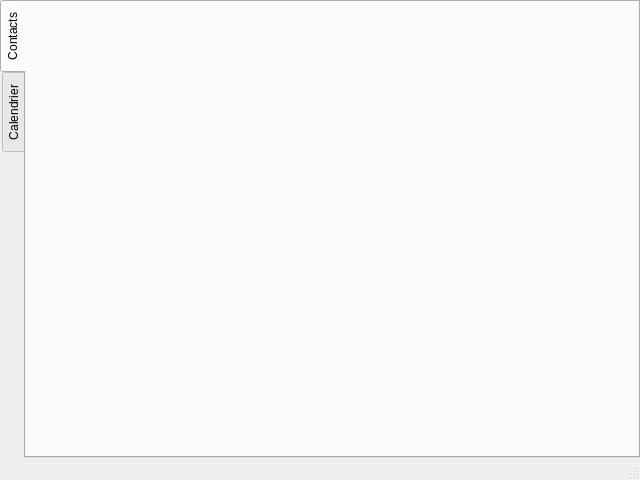
Before: the Qt Designer form src/GUI/MainWindow/MainWindow.ui in Yaon-C2H8N2/Projet-CDAA, drawn with Qt 5.
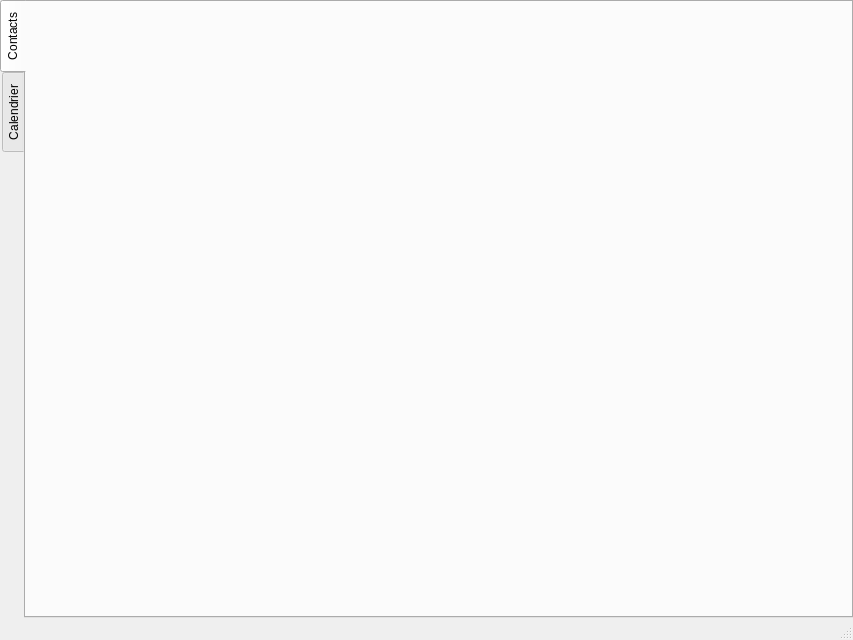
After: the same form once the commit is applied.

```diff
--- a/src/GUI/MainWindow/MainWindow.ui
+++ b/src/GUI/MainWindow/MainWindow.ui
@@ -6,8 +6,8 @@
    <rect>
     <x>0</x>
     <y>0</y>
-    <width>640</width>
-    <height>480</height>
+    <width>853</width>
+    <height>640</height>
    </rect>
   </property>
   <property name="windowTitle">
```
Left out of the diff: 2 changed lines with no effect on the pictures.
